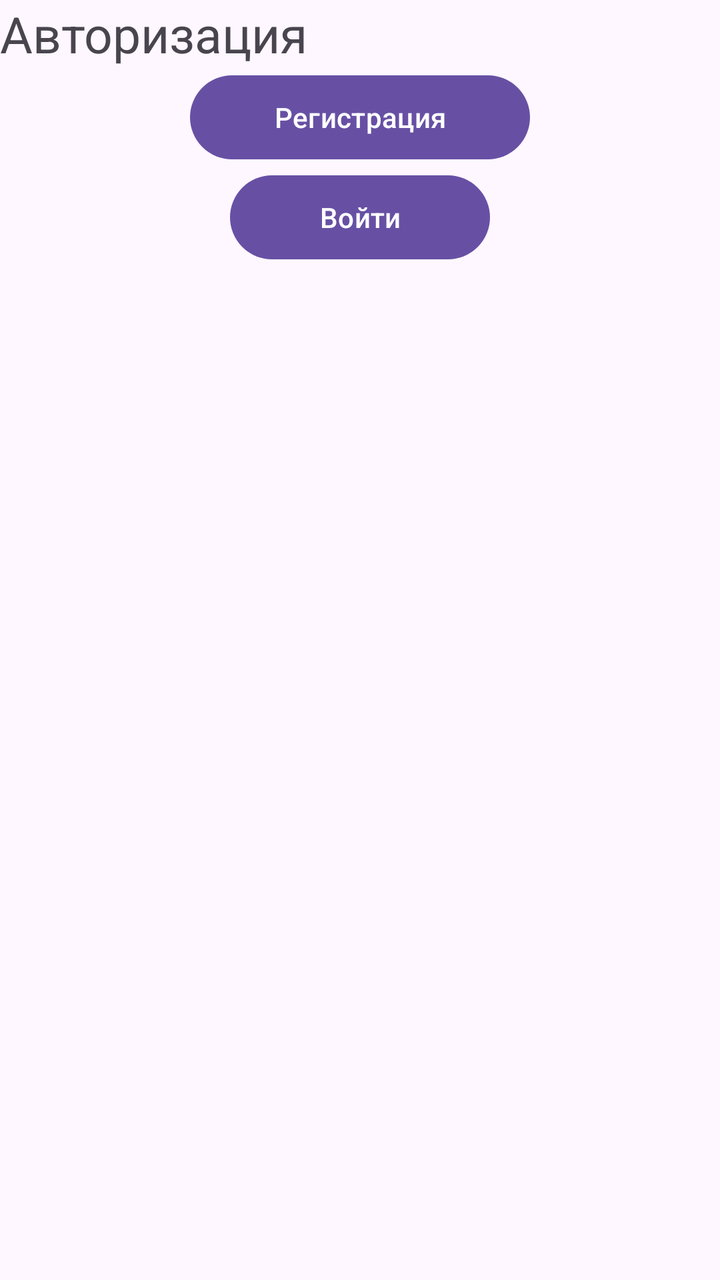
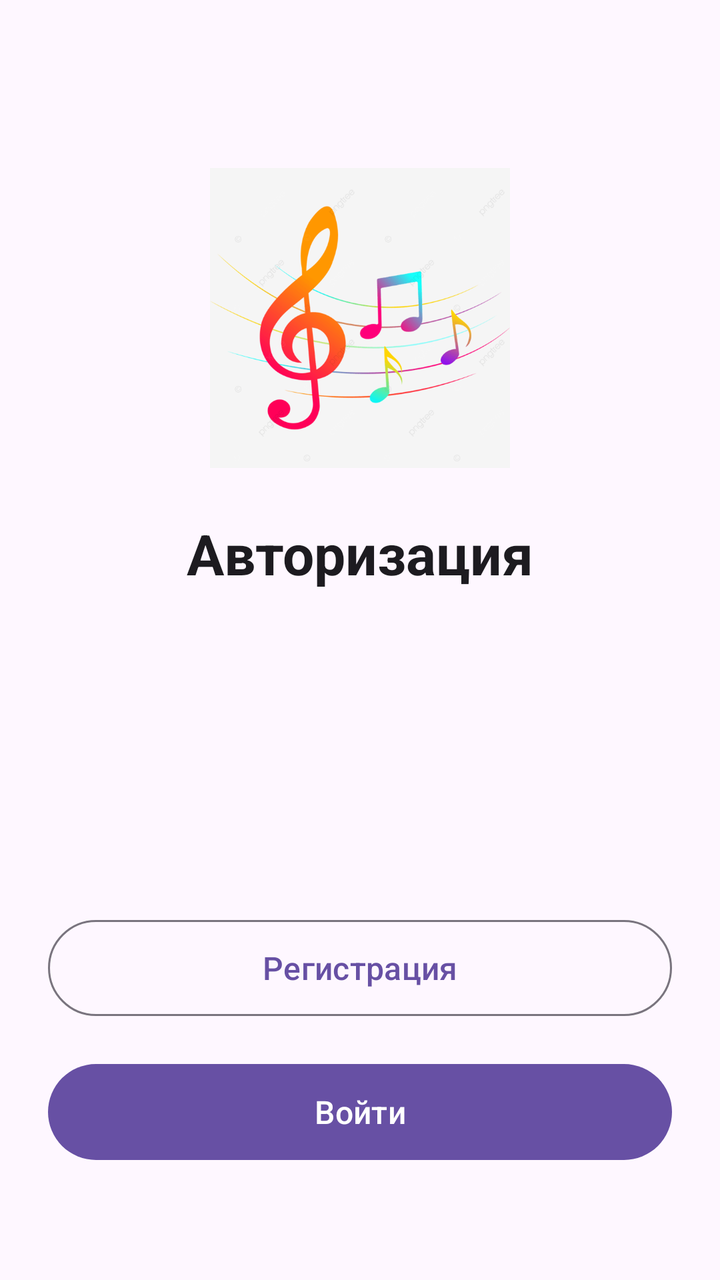

Compare the two renders of this Android layout. The source of the first and the diff that turns it into the second are given below.
<!-- AndroidManifest.xml: application theme Theme.MusicInstrumentStore -->
<!-- res/layout/fragment_authorization.xml -->
<?xml version="1.0" encoding="utf-8"?>
<androidx.constraintlayout.widget.ConstraintLayout xmlns:android="http://schemas.android.com/apk/res/android"
    xmlns:app="http://schemas.android.com/apk/res-auto"
    xmlns:tools="http://schemas.android.com/tools"
    android:layout_width="match_parent"
    android:layout_height="match_parent"
    tools:context=".fragment.AuthorizationFragment">

    <TextView
        android:id="@+id/authoriz"
        android:layout_width="match_parent"
        android:layout_height="0dp"
        android:text="Авторизация"
        android:textSize="25sp"

        app:layout_constraintLeft_toLeftOf="parent"
        app:layout_constraintRight_toRightOf="parent"
        app:layout_constraintTop_toTopOf="parent" />

    <Button
        android:id="@+id/reg_btn"
        android:layout_width="170dp"
        android:layout_height="50dp"
        android:text="Регистрация"
        app:layout_constraintTop_toBottomOf="@id/authoriz"
        app:layout_constraintLeft_toLeftOf="parent"
        app:layout_constraintRight_toRightOf="parent"/>

    <Button
        android:id="@+id/log_in_btn"
        android:layout_width="130dp"
        android:layout_height="50dp"
        android:text="Войти"
        app:layout_constraintTop_toBottomOf="@id/reg_btn"
        app:layout_constraintLeft_toLeftOf="parent"
        app:layout_constraintRight_toRightOf="parent"/>

</androidx.constraintlayout.widget.ConstraintLayout>
<!-- resources referenced by this layout -->
<resources>
  <style name="Theme.MusicInstrumentStore" parent="Base.Theme.MusicInstrumentStore" />
  <style name="Base.Theme.MusicInstrumentStore" parent="Theme.Material3.DayNight.NoActionBar">
          
          
      </style>
</resources>

<!-- the commit's change to res/layout/fragment_authorization.xml (unified diff, before → after) -->
@@ -1,38 +1,66 @@
 <?xml version="1.0" encoding="utf-8"?>
-<androidx.constraintlayout.widget.ConstraintLayout xmlns:android="http://schemas.android.com/apk/res/android"
+<androidx.constraintlayout.widget.ConstraintLayout
+    xmlns:android="http://schemas.android.com/apk/res/android"
     xmlns:app="http://schemas.android.com/apk/res-auto"
     xmlns:tools="http://schemas.android.com/tools"
     android:layout_width="match_parent"
     android:layout_height="match_parent"
+    android:padding="24dp"
     tools:context=".fragment.AuthorizationFragment">
 
+    
+    <ImageView
+        android:id="@+id/logo"
+        android:layout_width="150dp"
+        android:layout_height="150dp"
+        android:layout_marginTop="60dp"
+        android:adjustViewBounds="true"
+        android:scaleType="fitCenter"
+        android:src="@drawable/notes"
+        app:layout_constraintEnd_toEndOf="parent"
+        app:layout_constraintStart_toStartOf="parent"
+        app:layout_constraintTop_toTopOf="parent" />
+
+    
     <TextView
         android:id="@+id/authoriz"
-        android:layout_width="match_parent"
-        android:layout_height="0dp"
+        android:layout_width="wrap_content"
+        android:layout_height="wrap_content"
+        android:layout_marginTop="24dp"
         android:text="Авторизация"
-        android:textSize="25sp"
+        android:textColor="?attr/colorOnSurface"
+        android:textSize="28sp"
+        android:textStyle="bold"
+        app:layout_constraintEnd_toEndOf="parent"
+        app:layout_constraintStart_toStartOf="parent"
+        app:layout_constraintTop_toBottomOf="@id/logo" />
 
-        app:layout_constraintLeft_toLeftOf="parent"
-        app:layout_constraintRight_toRightOf="parent"
-        app:layout_constraintTop_toTopOf="parent" />
-
+    
     <Button
         android:id="@+id/reg_btn"
-        android:layout_width="170dp"
-        android:layout_height="50dp"
+        style="@style/Widget.Material3.Button.OutlinedButton"
+        android:layout_width="0dp"
+        android:layout_height="56dp"
+        android:layout_marginBottom="16dp"
         android:text="Регистрация"
-        app:layout_constraintTop_toBottomOf="@id/authoriz"
-        app:layout_constraintLeft_toLeftOf="parent"
-        app:layout_constraintRight_toRightOf="parent"/>
+        android:textAllCaps="false"
+        android:textSize="16sp"
+        app:layout_constraintBottom_toTopOf="@id/log_in_btn"
+        app:layout_constraintEnd_toEndOf="parent"
+        app:layout_constraintStart_toStartOf="parent" />
 
+    
     <Button
         android:id="@+id/log_in_btn"
-        android:layout_width="130dp"
-        android:layout_height="50dp"
+        style="@style/Widget.Material3.Button"
+        android:layout_width="0dp"
+        android:layout_height="56dp"
+        android:layout_marginBottom="32dp"
         android:text="Войти"
-        app:layout_constraintTop_toBottomOf="@id/reg_btn"
-        app:layout_constraintLeft_toLeftOf="parent"
-        app:layout_constraintRight_toRightOf="parent"/>
+        android:textAllCaps="false"
+        android:textSize="16sp"
+        app:layout_constraintBottom_toBottomOf="parent"
+        app:layout_constraintEnd_toEndOf="parent"
+        app:layout_constraintStart_toStartOf="parent" />
 
 </androidx.constraintlayout.widget.ConstraintLayout>
<!-- resource entries referenced after the edit -->
@@ -1,5 +1,6 @@
 <!-- resources referenced by this layout -->
 <resources>
+  <!-- drawable notes: png bitmap (drawable, 27232 bytes) -->
   <style name="Theme.MusicInstrumentStore" parent="Base.Theme.MusicInstrumentStore" />
   <style name="Base.Theme.MusicInstrumentStore" parent="Theme.Material3.DayNight.NoActionBar">
           
